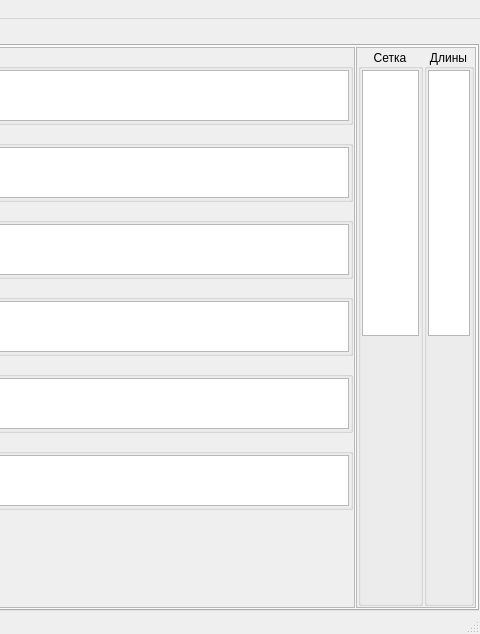
Qt form mainwindow.ui (Intueor/PPK) before a commit; both pictures show x 489 to 969 and y 0 to 634 of the 969 by 634 pixel window.
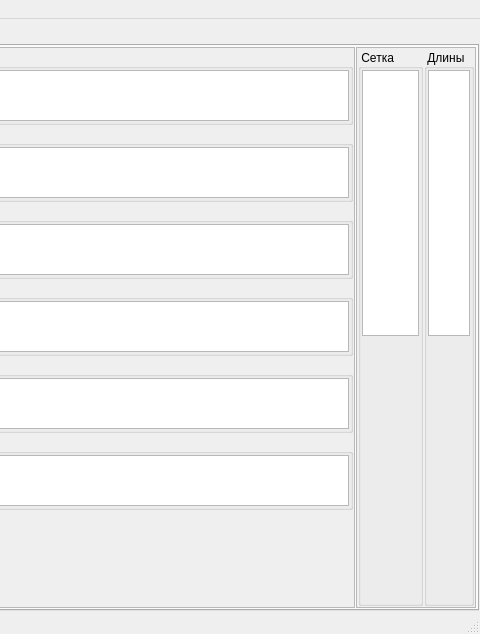
The same form after that commit. Icons and pictures are not drawn. Custom widgets are drawn as their Qt base class.

Commit message: Правка вида таблиц, сохранение размеров гориз. секций.

What changed in the file:
```diff
--- a/mainwindow.ui
+++ b/mainwindow.ui
@@ -517,10 +517,10 @@
                </size>
               </property>
               <property name="title">
-               <string>Сетка</string>
+               <string> Сетка</string>
               </property>
               <property name="alignment">
-               <set>Qt::AlignCenter</set>
+               <set>Qt::AlignLeading|Qt::AlignLeft|Qt::AlignVCenter</set>
               </property>
               <layout class="QVBoxLayout" name="verticalLayout_10">
                <property name="spacing">
@@ -591,10 +591,10 @@
                </size>
               </property>
               <property name="title">
-               <string>Длины</string>
+               <string> Длины</string>
               </property>
               <property name="alignment">
-               <set>Qt::AlignCenter</set>
+               <set>Qt::AlignLeading|Qt::AlignLeft|Qt::AlignVCenter</set>
               </property>
               <layout class="QVBoxLayout" name="verticalLayout">
                <property name="spacing">
```
Left out of the diff: 120 changed lines with no effect on the pictures. The commit also changes 2 other files.
